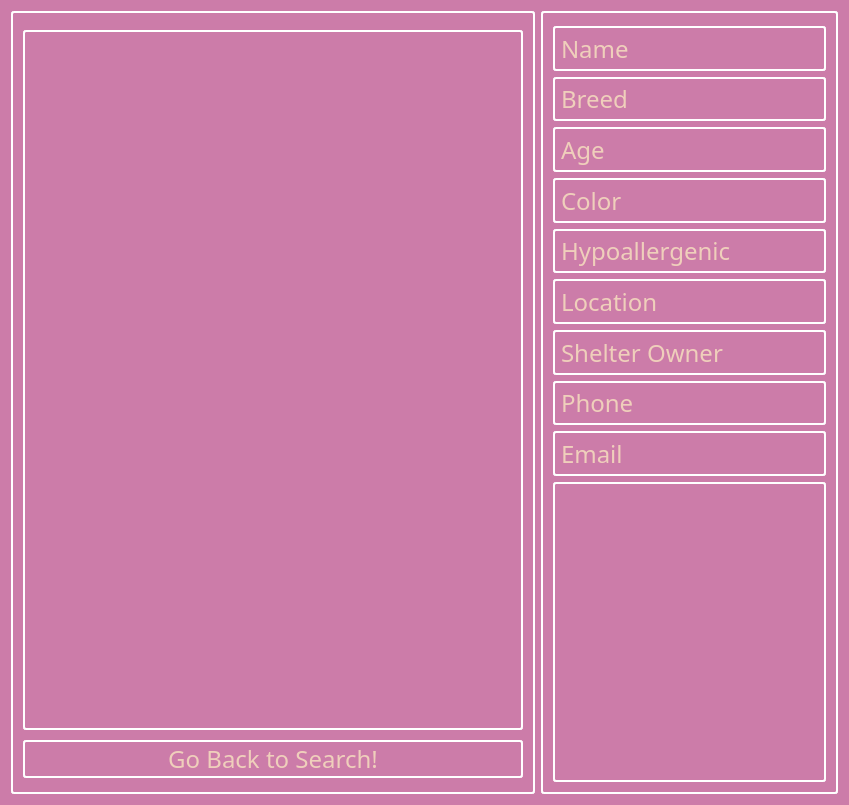
Old version of the form breadnbutter/gui/petprofile.ui in the repository jacksodl23/cs-205-pet-adoption.
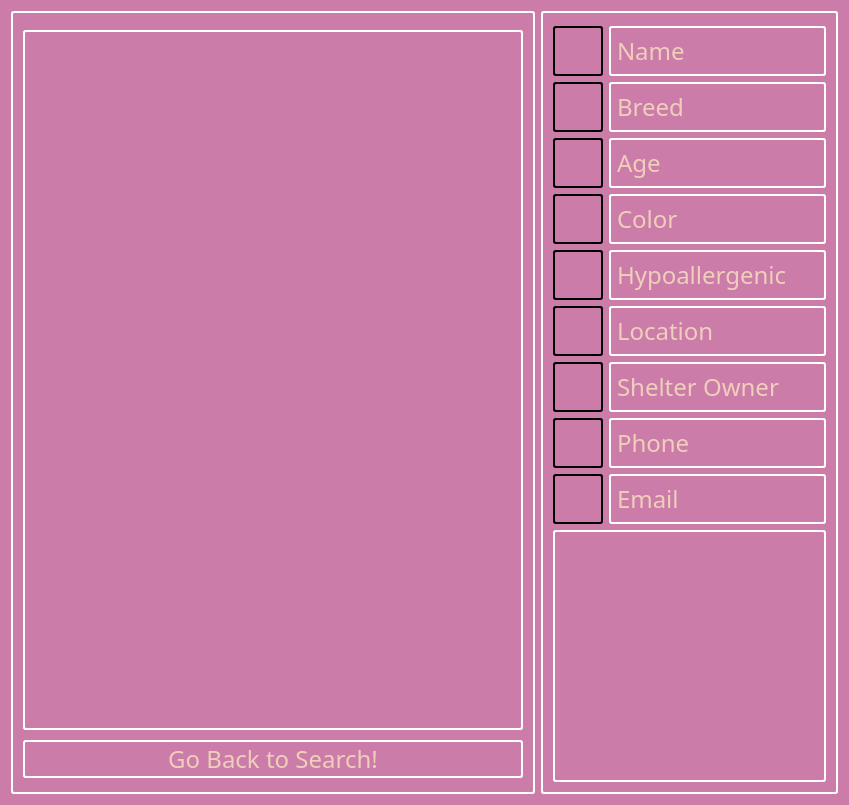
New version of the form.

Patch:
```diff
--- a/breadnbutter/gui/petprofile.ui
+++ b/breadnbutter/gui/petprofile.ui
@@ -93,7 +93,32 @@
      <property name="title">
       <string/>
      </property>
-     <layout class="QVBoxLayout" name="verticalLayout_2">
+     <layout class="QVBoxLayout" name="verticalLayout">
+      <item>
+       <layout class="QHBoxLayout" name="horizontalLayout">
+        <item>
+         <widget class="QLabel" name="icon_name">
+          <property name="minimumSize">
+           <size>
+            <width>50</width>
+            <height>50</height>
+           </size>
+          </property>
+          <property name="maximumSize">
+           <size>
+            <width>50</width>
+            <height>50</height>
+           </size>
+          </property>
+          <property name="styleSheet">
+           <string notr="true">border: 2px solid  black; 
+     border-radius: 3px;</string>
+          </property>
+          <property name="text">
+           <string/>
+          </property>
+         </widget>
+        </item>
       <item>
        <widget class="QLabel" name="label_name">
         <property name="font">
@@ -107,6 +132,33 @@
         </property>
        </widget>
       </item>
+       </layout>
+      </item>
+      <item>
+       <layout class="QHBoxLayout" name="horizontalLayout_2">
+        <item>
+         <widget class="QLabel" name="icon_breed">
+          <property name="minimumSize">
+           <size>
+            <width>50</width>
+            <height>50</height>
+           </size>
+          </property>
+          <property name="maximumSize">
+           <size>
+            <width>50</width>
+            <height>50</height>
+           </size>
+          </property>
+          <property name="styleSheet">
+           <string notr="true">border: 2px solid  black; 
+     border-radius: 3px;</string>
+          </property>
+          <property name="text">
+           <string/>
+          </property>
+         </widget>
+        </item>
       <item>
        <widget class="QLabel" name="label_breed">
         <property name="font">
@@ -120,6 +172,33 @@
         </property>
        </widget>
       </item>
+       </layout>
+      </item>
+      <item>
+       <layout class="QHBoxLayout" name="horizontalLayout_4">
+        <item>
+         <widget class="QLabel" name="icon_age">
+          <property name="minimumSize">
+           <size>
+            <width>50</width>
+            <height>50</height>
+           </size>
+          </property>
+          <property name="maximumSize">
+           <size>
+            <width>50</width>
+            <height>50</height>
+           </size>
+          </property>
+          <property name="styleSheet">
+           <string notr="true">border: 2px solid  black; 
+     border-radius: 3px;</string>
+          </property>
+          <property name="text">
+           <string/>
+          </property>
+         </widget>
+        </item>
       <item>
        <widget class="QLabel" name="label_age">
         <property name="font">
@@ -133,6 +212,33 @@
         </property>
        </widget>
       </item>
+       </layout>
+      </item>
+      <item>
+       <layout class="QHBoxLayout" name="horizontalLayout_5">
+        <item>
+         <widget class="QLabel" name="icon_color">
+          <property name="minimumSize">
+           <size>
+            <width>50</width>
+            <height>50</height>
+           </size>
+          </property>
+          <property name="maximumSize">
+           <size>
+            <width>50</width>
+            <height>50</height>
+           </size>
+          </property>
+          <property name="styleSheet">
+           <string notr="true">border: 2px solid  black; 
+     border-radius: 3px;</string>
+          </property>
+          <property name="text">
+           <string/>
+          </property>
+         </widget>
+        </item>
       <item>
        <widget class="QLabel" name="label_color">
         <property name="font">
@@ -146,6 +252,33 @@
         </property>
        </widget>
       </item>
+       </layout>
+      </item>
+      <item>
+       <layout class="QHBoxLayout" name="horizontalLayout_6">
+        <item>
+         <widget class="QLabel" name="icon_hypoallergenic">
+          <property name="minimumSize">
+           <size>
+            <width>50</width>
+            <height>50</height>
+           </size>
+          </property>
+          <property name="maximumSize">
+           <size>
+            <width>50</width>
+            <height>50</height>
+           </size>
+          </property>
+          <property name="styleSheet">
+           <string notr="true">border: 2px solid  black; 
+     border-radius: 3px;</string>
+          </property>
+          <property name="text">
+           <string/>
+          </property>
+         </widget>
+        </item>
       <item>
        <widget class="QLabel" name="label_hypo">
         <property name="font">
@@ -159,6 +292,33 @@
         </property>
        </widget>
       </item>
+       </layout>
+      </item>
+      <item>
+       <layout class="QHBoxLayout" name="horizontalLayout_7">
+        <item>
+         <widget class="QLabel" name="icon_location">
+          <property name="minimumSize">
+           <size>
+            <width>50</width>
+            <height>50</height>
+           </size>
+          </property>
+          <property name="maximumSize">
+           <size>
+            <width>50</width>
+            <height>50</height>
+           </size>
+          </property>
+          <property name="styleSheet">
+           <string notr="true">border: 2px solid  black; 
+     border-radius: 3px;</string>
+          </property>
+          <property name="text">
+           <string/>
+          </property>
+         </widget>
+        </item>
       <item>
        <widget class="QLabel" name="label_location">
         <property name="font">
@@ -172,6 +332,33 @@
         </property>
        </widget>
       </item>
+       </layout>
+      </item>
+      <item>
+       <layout class="QHBoxLayout" name="horizontalLayout_8">
+        <item>
+         <widget class="QLabel" name="icon_shelter">
+          <property name="minimumSize">
+           <size>
+            <width>50</width>
+            <height>50</height>
+           </size>
+          </property>
+          <property name="maximumSize">
+           <size>
+            <width>50</width>
+            <height>50</height>
+           </size>
+          </property>
+          <property name="styleSheet">
+           <string notr="true">border: 2px solid  black; 
+     border-radius: 3px;</string>
+          </property>
+          <property name="text">
+           <string/>
+          </property>
+         </widget>
+        </item>
       <item>
        <widget class="QLabel" name="label_shelter">
         <property name="font">
@@ -185,6 +372,33 @@
         </property>
        </widget>
       </item>
+       </layout>
+      </item>
+      <item>
+       <layout class="QHBoxLayout" name="horizontalLayout_9">
+        <item>
+         <widget class="QLabel" name="icon_phone">
+          <property name="minimumSize">
+           <size>
+            <width>50</width>
+            <height>50</height>
+           </size>
+          </property>
+          <property name="maximumSize">
+           <size>
+            <width>50</width>
+            <height>50</height>
+           </size>
+          </property>
+          <property name="styleSheet">
+           <string notr="true">border: 2px solid  black; 
+     border-radius: 3px;</string>
+          </property>
+          <property name="text">
+           <string/>
+          </property>
+         </widget>
+        </item>
       <item>
        <widget class="QLabel" name="label_phone">
         <property name="font">
@@ -198,6 +412,33 @@
         </property>
        </widget>
       </item>
+       </layout>
+      </item>
+      <item>
+       <layout class="QHBoxLayout" name="horizontalLayout_10">
+        <item>
+         <widget class="QLabel" name="icon_email">
+          <property name="minimumSize">
+           <size>
+            <width>50</width>
+            <height>50</height>
+           </size>
+          </property>
+          <property name="maximumSize">
+           <size>
+            <width>50</width>
+            <height>50</height>
+           </size>
+          </property>
+          <property name="styleSheet">
+           <string notr="true">border: 2px solid  black; 
+     border-radius: 3px;</string>
+          </property>
+          <property name="text">
+           <string/>
+          </property>
+         </widget>
+        </item>
       <item>
        <widget class="QLabel" name="label_email">
         <property name="font">
@@ -210,6 +451,8 @@
          <string>Email</string>
         </property>
        </widget>
+        </item>
+       </layout>
       </item>
       <item>
        <widget class="QTextBrowser" name="descriptionBox">
```
Lines whose indentation alone changed are shown as unchanged.
